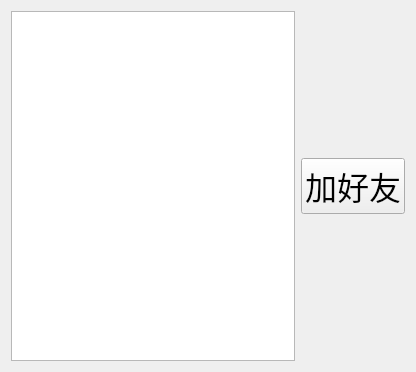
Qt form TCPClient/online.ui (yyy165/NetDisk) before a commit.
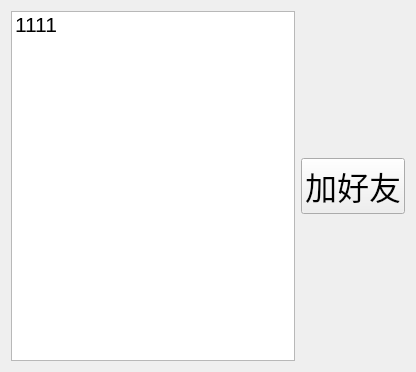
The same form after that commit.

What changed in the file:
```diff
--- a/TCPClient/online.ui
+++ b/TCPClient/online.ui
@@ -23,6 +23,11 @@
          <pointsize>16</pointsize>
         </font>
        </property>
+       <item>
+        <property name="text">
+         <string>1111</string>
+        </property>
+       </item>
       </widget>
      </item>
      <item>
```
